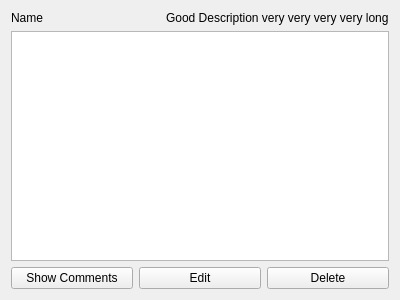
Before: the Qt Designer form phoma/forms/photoform.ui in abcdw/phoma, drawn with Qt 5.
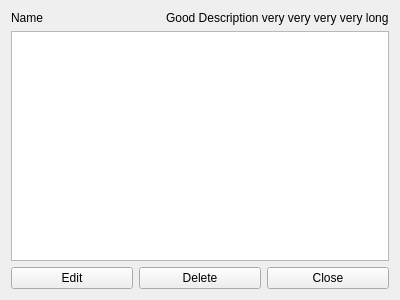
After: the same form once the commit is applied.

```diff
--- a/phoma/forms/photoform.ui
+++ b/phoma/forms/photoform.ui
@@ -17,20 +17,6 @@
    <item row="3" column="0" colspan="3">
     <widget class="QGraphicsView" name="photoView"/>
    </item>
-   <item row="5" column="2">
-    <widget class="QPushButton" name="deleteButton">
-     <property name="text">
-      <string>Delete</string>
-     </property>
-    </widget>
-   </item>
-   <item row="5" column="0">
-    <widget class="QPushButton" name="commentsButton">
-     <property name="text">
-      <string>Show Comments</string>
-     </property>
-    </widget>
-   </item>
    <item row="0" column="0" colspan="3">
     <layout class="QHBoxLayout" name="nameDescriptionLayout">
      <item>
@@ -49,13 +35,27 @@
      </item>
     </layout>
    </item>
-   <item row="5" column="1">
+   <item row="4" column="0">
     <widget class="QPushButton" name="editButton">
      <property name="text">
       <string>Edit</string>
      </property>
     </widget>
    </item>
+   <item row="4" column="2">
+    <widget class="QPushButton" name="pushButton">
+     <property name="text">
+      <string>Close</string>
+     </property>
+    </widget>
+   </item>
+   <item row="4" column="1">
+    <widget class="QPushButton" name="deleteButton">
+     <property name="text">
+      <string>Delete</string>
+     </property>
+    </widget>
+   </item>
   </layout>
  </widget>
  <resources/>
```
